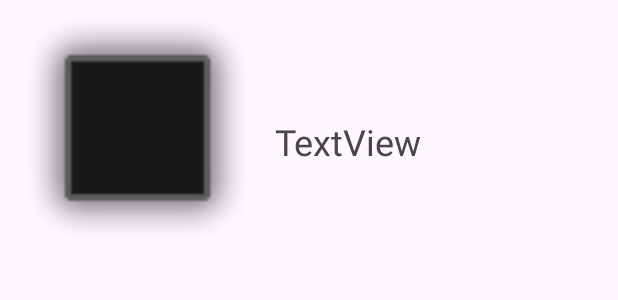
After one commit to clement-pasquet/INSIGHT_GALAXY, an Android app: the layout recipe_item.xml on its own in the app's theme, with its tools: preview values and no code run, on a phone screen of 412 x 824 dp. The commit adds this screen. Shown: the top 300 px of the screen. Run offline under Robolectric (Android 15) with nearby library versions, the phone set to English and light mode, and no system bars; network calls fail.

Commit message:
Ajout adpter Recette et affichage images

```diff
--- a/AndroidApp/app/src/main/java/com/example/insightfood/Recipe.kt
+++ b/AndroidApp/app/src/main/java/com/example/insightfood/Recipe.kt
@@ -1,10 +1,10 @@
 package com.example.insightfood
-
 import android.os.Parcelable
 import kotlinx.parcelize.Parcelize
 
 @Parcelize
 data class Recipe(
-    val title : String
+    val title : String,
+    val image : String?
 ) : Parcelable {
 }
--- /dev/null
+++ b/AndroidApp/app/src/main/res/layout/recipe_item.xml
@@ -0,0 +1,26 @@
+<?xml version="1.0" encoding="utf-8"?>
+<androidx.constraintlayout.widget.ConstraintLayout xmlns:android="http://schemas.android.com/apk/res/android"
+    xmlns:app="http://schemas.android.com/apk/res-auto"
+    xmlns:tools="http://schemas.android.com/tools"
+    android:layout_width="match_parent"
+    android:layout_height="match_parent">
+
+    <ImageView
+        android:id="@+id/image_recipe"
+        android:layout_width="183dp"
+        android:layout_height="168dp"
+        android:layout_marginTop="10dp"
+        app:layout_constraintStart_toStartOf="parent"
+        app:layout_constraintTop_toTopOf="parent"
+        app:srcCompat="@android:drawable/alert_dark_frame" />
+
+    <TextView
+        android:id="@+id/title_recipe"
+        android:layout_width="wrap_content"
+        android:layout_height="wrap_content"
+        android:text="TextView"
+        android:textSize="24sp"
+        app:layout_constraintBottom_toBottomOf="@+id/image_recipe"
+        app:layout_constraintStart_toEndOf="@+id/image_recipe"
+        app:layout_constraintTop_toTopOf="@+id/image_recipe" />
+</androidx.constraintlayout.widget.ConstraintLayout>
```
Also changed, not shown: AndroidApp/app/src/main/java/com/example/insightfood/MainActivity.kt (+18 -2 lines), AndroidApp/app/src/main/java/com/example/insightfood/RecipeAdapter.kt (added, +47 -0 lines), AndroidApp/app/src/main/java/com/example/insightfood/Recipes.kt (added, +15 -0 lines), AndroidApp/app/src/main/res/layout/activity_main.xml (+12 -2 lines).
